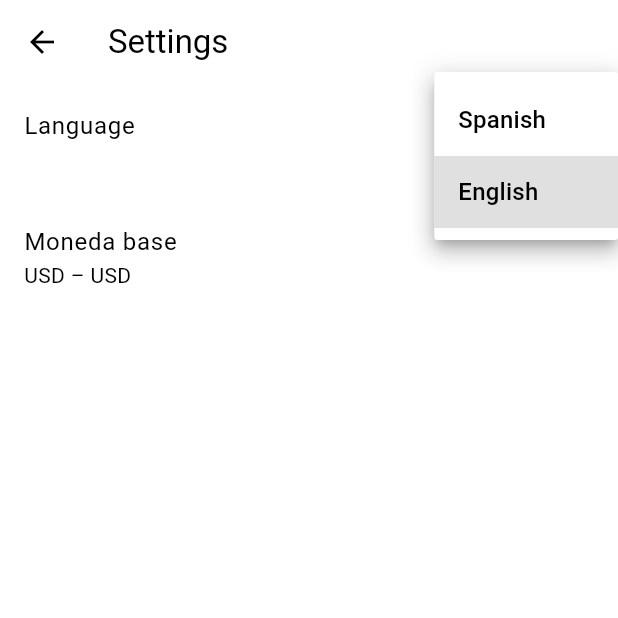
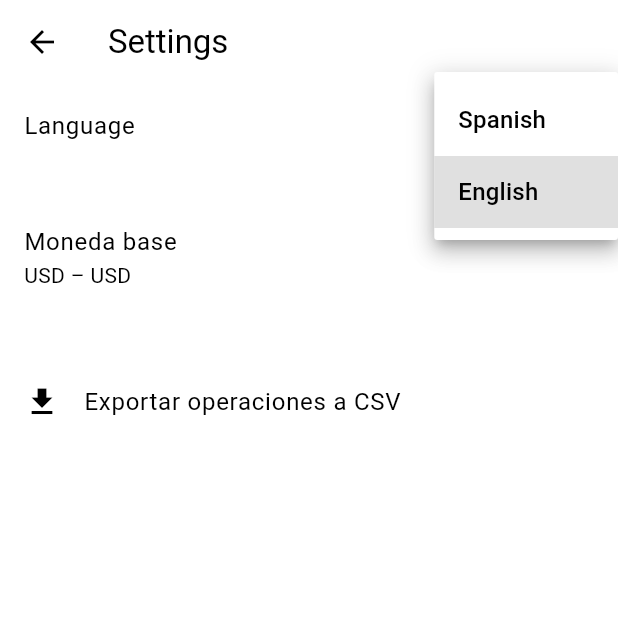
Before and after one commit to GoldLettuce/Lumina, a Flutter app: the SettingsScreen screen opened directly, after a tap on "English", on a phone screen of 412 x 824 dp, the top half of it. Run offline on Flutter 3.47's test engine with Material 3 defaults, Android fonts, the phone set to English and light mode, and no system bars; our stand-ins replace fl_chart, hive, hive_flutter, permission_handler, shared_preferences; accounts and stored records are empty; network calls fail.

Commit message:
Exportación CSV: guardado en carpeta Descargas con permisos gestionados (manageExternalStorage)
- Se implementó ExportController para encapsular la lógica de permisos y exportación
- Se usa CsvExportService para generar el CSV desde las inversiones
- El archivo se guarda en /storage/emulated/0/Download (accesible para el usuario)
- Se gestiona MANAGE_EXTERNAL_STORAGE con control de errores y acceso a ajustes
- Compatible con dispositivos físicos Android 11+
- En emuladores se debe cambiar ruta o probar en dispositivo real"

```diff
--- a/lib/main.dart
+++ b/lib/main.dart
@@ -16,6 +16,8 @@ import 'ui/providers/chart_value_provider.dart';
 import 'ui/providers/asset_list_provider.dart';
 import 'ui/providers/settings_provider.dart';
 import 'ui/providers/locale_provider.dart';
+import 'ui/providers/investment_provider.dart';
+
 
 import 'ui/screens/portfolio_screen.dart';
 import 'core/point.dart';
@@ -50,6 +52,7 @@ Future<void> main() async {
         ChangeNotifierProvider(create: (_) => SettingsProvider()),
         ChangeNotifierProvider(create: (_) => LocaleProvider()),
         ChangeNotifierProvider(create: (_) => CurrencyProvider()),
+        ChangeNotifierProvider(create: (_) => InvestmentProvider()..loadInvestments()),
       ],
       child: const PortfolioApp(),
     ),
--- /dev/null
+++ b/lib/ui/providers/investment_provider.dart
@@ -0,0 +1,21 @@
+import 'package:flutter/foundation.dart';
+import 'package:hive/hive.dart';
+import '../../domain/entities/investment.dart';
+
+class InvestmentProvider extends ChangeNotifier {
+  final List<Investment> _investments = [];
+
+  List<Investment> get investments => List.unmodifiable(_investments);
+
+  bool _isInitialized = false;
+  bool get isInitialized => _isInitialized;
+
+  Future<void> loadInvestments() async {
+    final box = await Hive.openBox<Investment>('investmentsBox');
+    _investments
+      ..clear()
+      ..addAll(box.values);
+    _isInitialized = true;
+    notifyListeners();
+  }
+}
--- a/lib/ui/screens/settings_screen.dart
+++ b/lib/ui/screens/settings_screen.dart
@@ -5,6 +5,7 @@ import '../providers/settings_provider.dart';
 import '../widgets/language_selector.dart';
 import '../widgets/currency_selector.dart';
 import '../../l10n/app_localizations.dart';
+import '../../services/export_controller.dart'; // ✅ nuevo import
 
 class SettingsScreen extends StatelessWidget {
   const SettingsScreen({super.key});
@@ -23,10 +24,16 @@ class SettingsScreen extends StatelessWidget {
     return Scaffold(
       appBar: AppBar(title: Text(t.settings)),
       body: ListView(
-        children: const [
-          LanguageSelector(),
-          SizedBox(height: 24),
-          CurrencySelector(),
+        children: [
+          const LanguageSelector(),
+          const SizedBox(height: 24),
+          const CurrencySelector(),
+          const SizedBox(height: 32),
+          ListTile(
+            leading: const Icon(Icons.download),
+            title: const Text("Exportar operaciones a CSV"),
+            onTap: () => ExportController.handleCsvExport(context), // ✅ limpio y claro
+          ),
         ],
       ),
     );
--- a/pubspec.yaml
+++ b/pubspec.yaml
@@ -10,6 +10,8 @@ environment:
 dependencies:
   flutter:
     sdk: flutter
+
+  permission_handler: ^12.0.1
 
   cupertino_icons: ^1.0.8
 
```
Also changed, not shown: lib/services/csv_export_service.dart (added, +65 -0 lines), lib/services/export_controller.dart (added, +61 -0 lines), pubspec.lock, 5 other files.
